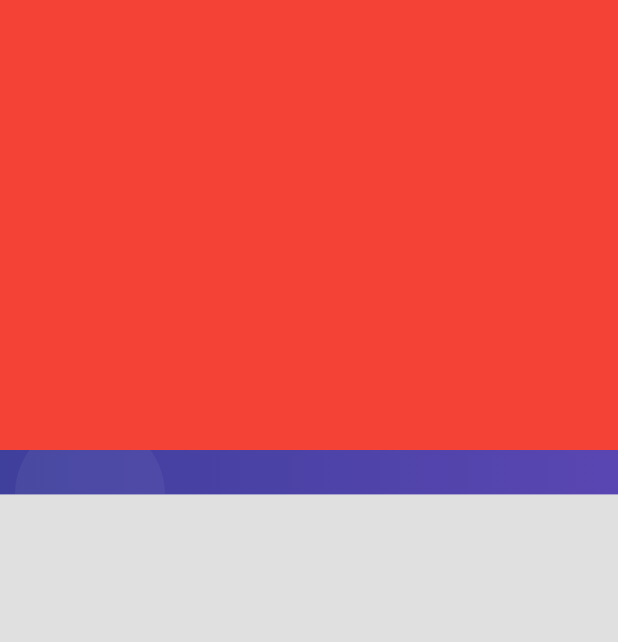
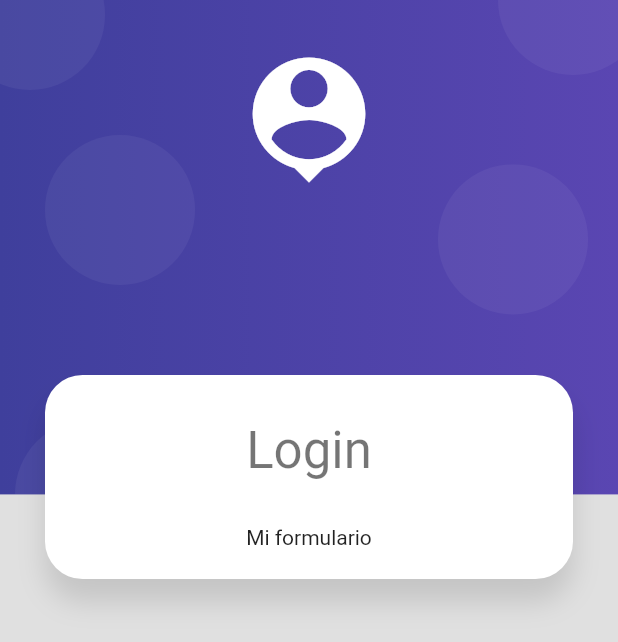
Before and after one commit to Fadria/flutter-validacion-formularios, a Flutter app: the screen it shows after launch, on a phone screen of 412 x 824 dp. Shown: the top 642 px of the screen. Run offline on Flutter 3.47's test engine with Material 2 defaults, Android fonts, the phone set to English and light mode, and no system bars.

Commit message:
Contenedor formulario

```diff
--- a/lib/screens/login_screen.dart
+++ b/lib/screens/login_screen.dart
@@ -9,12 +9,27 @@ class LoginScreen extends StatelessWidget {
     return Scaffold(
       body: AuthBackground
       (
-        child: Container
+        child: SingleChildScrollView
         (
-          width: double.infinity,
-          height: 300,
-          color: Colors.red,
-        ),
+          child: Column
+          (
+            children:
+            [
+              SizedBox(height: 250),
+              CardContainer
+              (
+                child: Column(children:
+                [
+                  SizedBox(height: 10),
+                  Text("Login", style: Theme.of(context).textTheme.headline4),
+                  SizedBox(height: 30),
+
+                  Text("Mi formulario")
+                ])
+              ),
+            ],
+          ),
+        )
       )
    );
   }
--- /dev/null
+++ b/lib/widgets/card_container.dart
@@ -0,0 +1,36 @@
+import 'package:flutter/material.dart';
+
+class CardContainer extends StatelessWidget
+{
+  final Widget child;
+
+  const CardContainer({Key? key, required this.child}) : super(key: key);
+
+
+  @override
+  Widget build(BuildContext context) {
+    return Padding(
+      padding: EdgeInsets.symmetric(horizontal: 30),
+      child: Container
+      (
+        width: double.infinity,
+        padding: EdgeInsets.all(20),
+        decoration: _createCardShape(),
+        child: this.child,
+      ),
+    );
+  }
+
+  BoxDecoration _createCardShape() => BoxDecoration
+  (
+    color: Colors.white,
+    borderRadius: BorderRadius.circular(25),
+    boxShadow: [
+      BoxShadow
+      (
+        color: Colors.black12,
+        blurRadius: 15,
+        offset: Offset(0,15)
+      )]
+  );
+}
--- a/lib/widgets/widgets.dart
+++ b/lib/widgets/widgets.dart
@@ -1 +1,2 @@
 export 'package:productos_app/widgets/auth_background.dart';
+export 'package:productos_app/widgets/card_container.dart';
```
